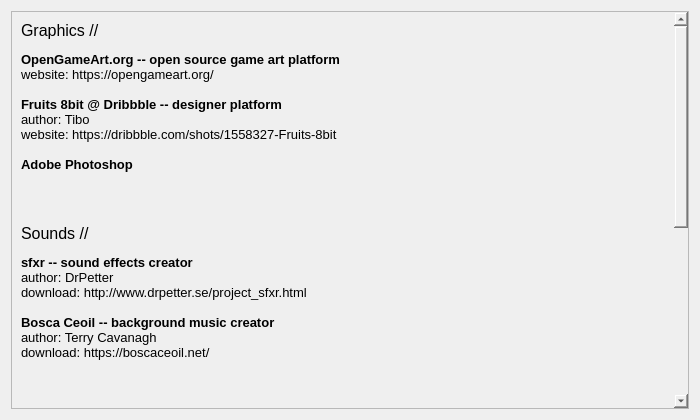
Above: credits/credits_view.ui from 54D/PacSnake before the change. Below: the same form after it.
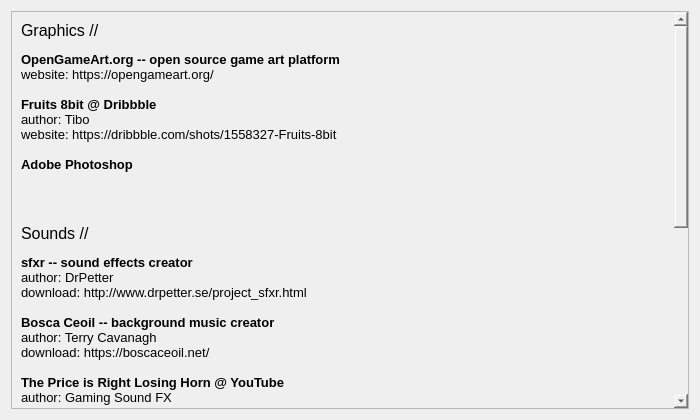
That is the form after the change.

What changed in the file:
```diff
--- a/credits/credits_view.ui
+++ b/credits/credits_view.ui
@@ -58,7 +58,7 @@
           </font>
          </property>
          <property name="text">
-          <string>&lt;html&gt;&lt;head/&gt;&lt;body&gt;&lt;p&gt;&lt;span style=&quot; font-size:12pt;&quot;&gt;Graphics //&lt;/span&gt;&lt;/p&gt;&lt;p&gt;&lt;span style=&quot; font-size:10pt; font-weight:600;&quot;&gt;OpenGameArt.org -- open source game art platform&lt;br/&gt;&lt;/span&gt;&lt;span style=&quot; font-size:10pt;&quot;&gt;website: https://opengameart.org/&lt;br/&gt;&lt;br/&gt;&lt;/span&gt;&lt;span style=&quot; font-size:10pt; font-weight:600;&quot;&gt;Fruits 8bit @ Dribbble -- designer platform&lt;/span&gt;&lt;span style=&quot; font-size:10pt;&quot;&gt;&lt;br/&gt;author: Tibo&lt;br/&gt;website: https://dribbble.com/shots/1558327-Fruits-8bit&lt;br/&gt;&lt;br/&gt;&lt;/span&gt;&lt;span style=&quot; font-size:10pt; font-weight:600;&quot;&gt;Adobe Photoshop&lt;/span&gt;&lt;/p&gt;&lt;p&gt;&lt;br/&gt;&lt;/p&gt;&lt;p&gt;&lt;span style=&quot; font-size:12pt;&quot;&gt;Sounds //&lt;/span&gt;&lt;/p&gt;&lt;p&gt;&lt;span style=&quot; font-size:10pt; font-weight:600;&quot;&gt;sfxr -- sound effects creator&lt;br/&gt;&lt;/span&gt;&lt;span style=&quot; font-size:10pt;&quot;&gt;author: DrPetter&lt;br/&gt;download: http://www.drpetter.se/project_sfxr.html&lt;br/&gt;&lt;br/&gt;&lt;/span&gt;&lt;span style=&quot; font-size:10pt; font-weight:600;&quot;&gt;Bosca Ceoil -- background music creator&lt;br/&gt;&lt;/span&gt;&lt;span style=&quot; font-size:10pt;&quot;&gt;author: Terry Cavanagh&lt;br/&gt;download: https://boscaceoil.net/&lt;/span&gt;&lt;/p&gt;&lt;p&gt;&lt;br/&gt;&lt;/p&gt;&lt;p&gt;&lt;span style=&quot; font-size:12pt;&quot;&gt;Special Thanks //&lt;/span&gt;&lt;/p&gt;&lt;p&gt;&lt;span style=&quot; font-size:10pt;&quot;&gt;Desmond!!&lt;/span&gt;&lt;/p&gt;&lt;hr/&gt;&lt;p&gt;&lt;span style=&quot; font-size:10pt;&quot;&gt;PacSnake (c) 2020. All rights reserved.&lt;/span&gt;&lt;/p&gt;&lt;/body&gt;&lt;/html&gt;</string>
+          <string>&lt;html&gt;&lt;head/&gt;&lt;body&gt;&lt;p&gt;&lt;span style=&quot; font-size:12pt;&quot;&gt;Graphics //&lt;/span&gt;&lt;/p&gt;&lt;p&gt;&lt;span style=&quot; font-size:10pt; font-weight:600;&quot;&gt;OpenGameArt.org -- open source game art platform&lt;br/&gt;&lt;/span&gt;&lt;span style=&quot; font-size:10pt;&quot;&gt;website: https://opengameart.org/&lt;br/&gt;&lt;br/&gt;&lt;/span&gt;&lt;span style=&quot; font-size:10pt; font-weight:600;&quot;&gt;Fruits 8bit @ Dribbble&lt;/span&gt;&lt;span style=&quot; font-size:10pt;&quot;&gt;&lt;br/&gt;author: Tibo&lt;br/&gt;website: https://dribbble.com/shots/1558327-Fruits-8bit&lt;br/&gt;&lt;br/&gt;&lt;/span&gt;&lt;span style=&quot; font-size:10pt; font-weight:600;&quot;&gt;Adobe Photoshop&lt;/span&gt;&lt;/p&gt;&lt;p&gt;&lt;br/&gt;&lt;/p&gt;&lt;p&gt;&lt;span style=&quot; font-size:12pt;&quot;&gt;Sounds //&lt;/span&gt;&lt;/p&gt;&lt;p&gt;&lt;span style=&quot; font-size:10pt; font-weight:600;&quot;&gt;sfxr -- sound effects creator&lt;br/&gt;&lt;/span&gt;&lt;span style=&quot; font-size:10pt;&quot;&gt;author: DrPetter&lt;br/&gt;download: http://www.drpetter.se/project_sfxr.html&lt;br/&gt;&lt;br/&gt;&lt;/span&gt;&lt;span style=&quot; font-size:10pt; font-weight:600;&quot;&gt;Bosca Ceoil -- background music creator&lt;br/&gt;&lt;/span&gt;&lt;span style=&quot; font-size:10pt;&quot;&gt;author: Terry Cavanagh&lt;br/&gt;download: https://boscaceoil.net/&lt;br/&gt;&lt;br/&gt;&lt;/span&gt;&lt;span style=&quot; font-size:10pt; font-weight:600;&quot;&gt;The Price is Right Losing Horn @ YouTube&lt;/span&gt;&lt;span style=&quot; font-size:10pt;&quot;&gt;&lt;br/&gt;author: Gaming Sound FX&lt;/span&gt;&lt;/p&gt;&lt;p&gt;&lt;br/&gt;&lt;/p&gt;&lt;p&gt;&lt;span style=&quot; font-size:12pt;&quot;&gt;Special Thanks //&lt;/span&gt;&lt;/p&gt;&lt;p&gt;&lt;span style=&quot; font-size:10pt;&quot;&gt;Desmond!!&lt;/span&gt;&lt;/p&gt;&lt;hr/&gt;&lt;p&gt;&lt;span style=&quot; font-size:10pt;&quot;&gt;PacSnake (c) 2020. All rights reserved.&lt;/span&gt;&lt;/p&gt;&lt;/body&gt;&lt;/html&gt;</string>
          </property>
          <property name="alignment">
           <set>Qt::AlignLeading|Qt::AlignLeft|Qt::AlignTop</set>
```
